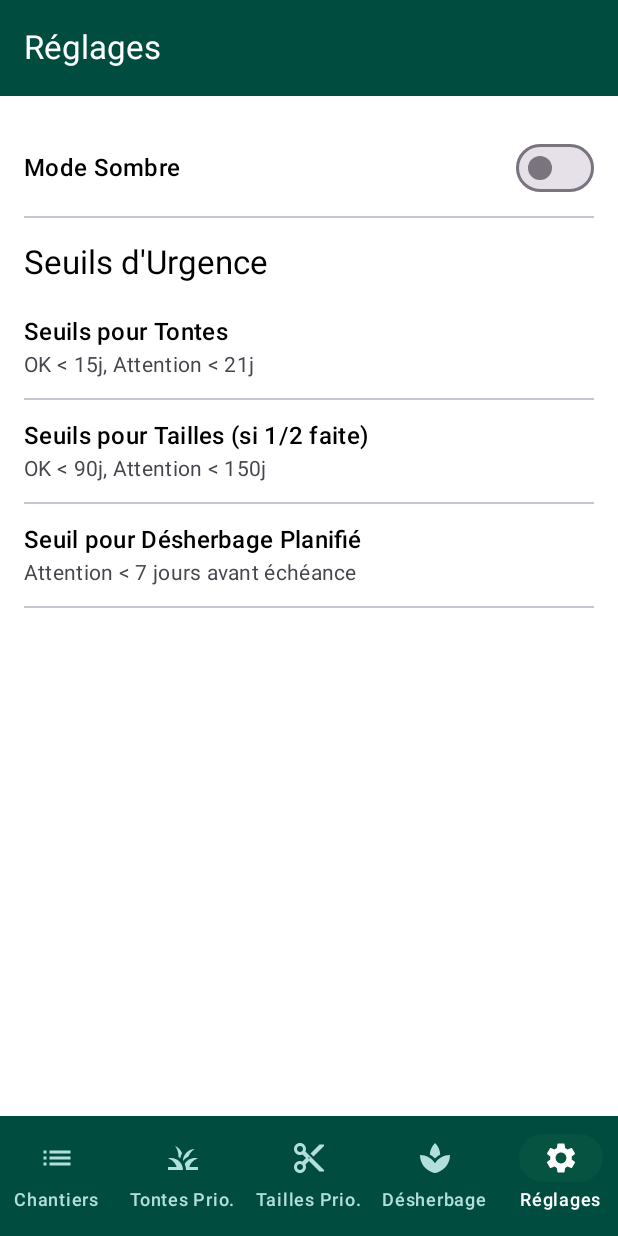
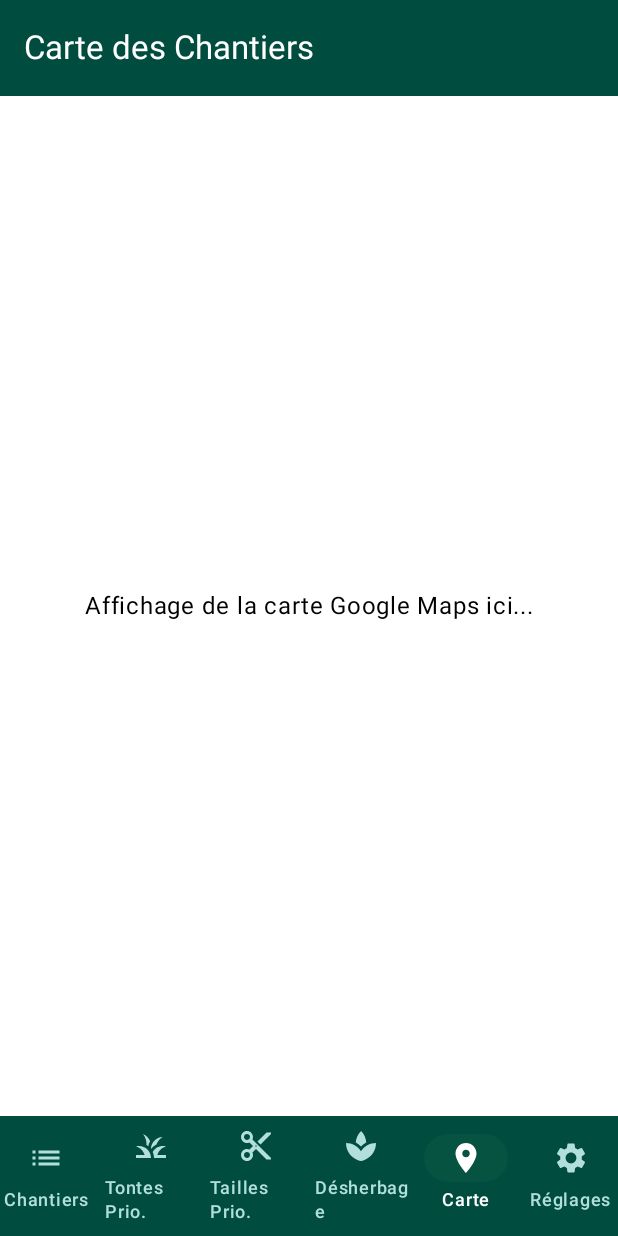
Before and after one commit to Bumker960/Paysagiste, an Android app built with Jetpack Compose: the screen it shows after launch (MainActivity), item 5 of the bottom bar chosen, on a phone screen of 412 x 824 dp. Run offline under Robolectric (Android 15) with nearby library versions, the phone set to English and light mode, and no system bars; our stand-ins replace Room's generated code.

Commit message:
ajout de la carte google map

```diff
--- a/app/src/main/java/com/example/suivichantierspaysagiste/AppDatabase.kt
+++ b/app/src/main/java/com/example/suivichantierspaysagiste/AppDatabase.kt
@@ -8,8 +8,8 @@ import androidx.room.TypeConverters
 import androidx.room.migration.Migration
 import androidx.sqlite.db.SupportSQLiteDatabase
 
-// VERSION INCLEMENTÉE à 5 pour la nouvelle migration
-@Database(entities = [Chantier::class, Intervention::class, DesherbagePlanifie::class], version = 5, exportSchema = false)
+// VERSION INCLEMENTÉE à 6 pour la nouvelle migration
+@Database(entities = [Chantier::class, Intervention::class, DesherbagePlanifie::class], version = 6, exportSchema = false)
 @TypeConverters(Converters::class)
 abstract class AppDatabase : RoomDatabase() {
 
@@ -21,7 +21,7 @@ abstract class AppDatabase : RoomDatabase() {
         @Volatile
         private var INSTANCE: AppDatabase? = null
 
-        // Migration existante de 2 à 3 (pour DesherbagePlanifie et serviceDesherbageActive)
+        // Migration existante de 2 à 3
         val MIGRATION_2_3 = object : Migration(2, 3) {
             override fun migrate(db: SupportSQLiteDatabase) {
                 db.execSQL("""
@@ -39,7 +39,7 @@ abstract class AppDatabase : RoomDatabase() {
             }
         }
 
-        // Migration existante de la version 3 à 4 pour ajouter les colonnes exporteAgenda
+        // Migration existante de la version 3 à 4
         val MIGRATION_3_4 = object : Migration(3, 4) {
             override fun migrate(db: SupportSQLiteDatabase) {
                 db.execSQL("ALTER TABLE `interventions` ADD COLUMN `exporteAgenda` INTEGER NOT NULL DEFAULT 0")
@@ -47,23 +47,25 @@ abstract class AppDatabase : RoomDatabase() {
             }
         }
 
-        // NOUVELLE migration de la version 4 à 5 pour ajouter les champs de chronométrage à Intervention
+        // Migration existante de la version 4 à 5
         val MIGRATION_4_5 = object : Migration(4, 5) {
             override fun migrate(db: SupportSQLiteDatabase) {
-                // Ajouter les nouvelles colonnes à la table interventions
-                // On rend heureDebut nullable pour le moment, car dateIntervention existe déjà.
-                // On pourrait envisager de copier dateIntervention vers heureDebut pour les anciennes données
-                // mais pour l'instant, on les ajoute comme nullables et on gère la logique dans le code.
-                db.execSQL("ALTER TABLE `interventions` ADD COLUMN `heureDebut` INTEGER") // Nullable, car dateIntervention existe
-                db.execSQL("ALTER TABLE `interventions` ADD COLUMN `heureFin` INTEGER") // Nullable
-                db.execSQL("ALTER TABLE `interventions` ADD COLUMN `dureeEffective` INTEGER") // Nullable, en millisecondes
+                db.execSQL("ALTER TABLE `interventions` ADD COLUMN `heureDebut` INTEGER")
+                db.execSQL("ALTER TABLE `interventions` ADD COLUMN `heureFin` INTEGER")
+                db.execSQL("ALTER TABLE `interventions` ADD COLUMN `dureeEffective` INTEGER")
                 db.execSQL("ALTER TABLE `interventions` ADD COLUMN `statutIntervention` TEXT NOT NULL DEFAULT '${InterventionStatus.COMPLETED.name}'")
+                // Mise à jour de heureDebut pour les anciennes interventions
+                db.execSQL("UPDATE `interventions` SET `heureDebut` = `dateIntervention` WHERE `heureDebut` IS NULL")
+            }
+        }
 
-                // Potentiellement, mettre à jour heureDebut pour les anciennes interventions
-                // en utilisant la valeur de dateIntervention existante.
-                // Cela assure que heureDebut n'est pas null pour les anciennes données si on décide de le rendre non-nullable plus tard
-                // ou pour simplifier les requêtes.
-                db.execSQL("UPDATE `interventions` SET `heureDebut` = `dateIntervention` WHERE `heureDebut` IS NULL")
+        // NOUVELLE migration de la version 5 à 6 pour ajouter latitude et longitude à Chantiers
+        val MIGRATION_5_6 = object : Migration(5, 6) {
+            override fun migrate(db: SupportSQLiteDatabase) {
+                // Ajoute la colonne latitude à la table chantiers. REAL est utilisé pour les Double en SQLite.
+                db.execSQL("ALTER TABLE `chantiers` ADD COLUMN `latitude` REAL")
+                // Ajoute la colonne longitude à la table chantiers.
+                db.execSQL("ALTER TABLE `chantiers` ADD COLUMN `longitude` REAL")
             }
         }
 
@@ -75,8 +77,12 @@ abstract class AppDatabase : RoomDatabase() {
                     AppDatabase::class.java,
                     "suivi_chantiers_database"
                 )
-                    .addMigrations(MIGRATION_2_3, MIGRATION_3_4, MIGRATION_4_5) // Ajout de la nouvelle migration
-                    .fallbackToDestructiveMigrationFrom(1) // Gère les versions antérieures à la première migration définie (ici, < 2)
+                    // Ajout de la nouvelle migration MIGRATION_5_6 à la liste
+                    .addMigrations(MIGRATION_2_3, MIGRATION_3_4, MIGRATION_4_5, MIGRATION_5_6)
+                    // Gère les versions antérieures à la première migration définie (ici, < 2)
+                    // Si une version < 2 est détectée, la base de données sera détruite et reconstruite.
+                    // Soyez prudent avec cette option en production si des données importantes existent déjà.
+                    .fallbackToDestructiveMigrationFrom(1)
                     .build()
                 INSTANCE = instance
                 instance
--- a/app/src/main/java/com/example/suivichantierspaysagiste/Chantier.kt
+++ b/app/src/main/java/com/example/suivichantierspaysagiste/Chantier.kt
@@ -11,5 +11,7 @@ data class Chantier(
     var adresse: String? = null, // L'adresse est optionnelle
     var serviceTonteActive: Boolean = true,
     var serviceTailleActive: Boolean = true,
-    var serviceDesherbageActive: Boolean = true // NOUVEAU: Service de désherbage
+    var serviceDesherbageActive: Boolean = true, // Service de désherbage existant
+    var latitude: Double? = null, // NOUVEAU CHAMP pour la latitude
+    var longitude: Double? = null // NOUVEAU CHAMP pour la longitude
 )
--- a/app/src/main/java/com/example/suivichantierspaysagiste/MainActivity.kt
+++ b/app/src/main/java/com/example/suivichantierspaysagiste/MainActivity.kt
@@ -17,8 +17,9 @@ import androidx.compose.material.icons.Icons
 import androidx.compose.material.icons.filled.List
 import androidx.compose.material.icons.filled.Grass // Tonte
 import androidx.compose.material.icons.filled.ContentCut // Taille
-import androidx.compose.material.icons.filled.Spa // Icône pour Désherbage (alternative: Eco, Nature, Yard)
+import androidx.compose.material.icons.filled.Spa // Icône pour Désherbage
 import androidx.compose.material.icons.filled.Settings
+import androidx.compose.material.icons.filled.LocationOn // NOUVELLE ICÔNE POUR LA CARTE
 import androidx.compose.material3.ExperimentalMaterial3Api
 import androidx.compose.material3.Icon
 import androidx.compose.material3.MaterialTheme
@@ -54,17 +55,18 @@ sealed class BottomNavItem(val route: String, val label: String, val icon: Image
     object TontesPrio : BottomNavItem(ScreenDestinations.TONTES_PRIORITAIRES_ROUTE, "Tontes Prio.", Icons.Filled.Grass)
     object TaillesPrio : BottomNavItem(ScreenDestinations.TAILLES_PRIORITAIRES_ROUTE, "Tailles Prio.", Icons.Filled.ContentCut)
     object DesherbagesPrio : BottomNavItem(ScreenDestinations.DESHERBAGES_PRIORITAIRES_ROUTE, "Désherbage", Icons.Filled.Spa)
+    object Carte : BottomNavItem(ScreenDestinations.MAP_ROUTE, "Carte", Icons.Filled.LocationOn) // NOUVEL ITEM POUR LA CARTE
     object Reglages : BottomNavItem(ScreenDestinations.SETTINGS_ROUTE, "Réglages", Icons.Filled.Settings)
 }
 
 // Définition de nos couleurs modernes
-object ModernColors {
+object ModernColors { // Cet objet était déjà défini, je le garde tel quel
     val barBackground = Color(0xFF004D40)
     val selectedContent = Color.White
     val unselectedContent = Color(0xFFB2DFDB)
 }
 
-// Définition des schémas de couleurs
+// Définition des schémas de couleurs (existants)
 private val DarkColorScheme = darkColorScheme(
     primary = Color(0xFF558B2F),
     secondary = Color(0xFF8BC34A),
@@ -76,7 +78,7 @@ private val DarkColorScheme = darkColorScheme(
     onTertiary = Color.Black,
     onBackground = Color.White,
     onSurface = Color.White,
-    primaryContainer = ModernColors.barBackground, // Utilisé pour la carte du chrono
+    primaryContainer = ModernColors.barBackground,
     onPrimaryContainer = ModernColors.selectedContent
 )
 
@@ -91,7 +93,7 @@ private val LightColorScheme = lightColorScheme(
     onTertiary = Color.Black,
     onBackground = Color.Black,
     onSurface = Color.Black,
-    primaryContainer = ModernColors.barBackground, // Utilisé pour la carte du chrono
+    primaryContainer = ModernColors.barBackground,
     onPrimaryContainer = ModernColors.selectedContent
 )
 
@@ -108,30 +110,24 @@ class MainActivity : ComponentActivity() {
         SettingsViewModelFactory(application)
     }
 
-    // Lanceur pour la permission de notification
     private val requestPermissionLauncher =
         registerForActivityResult(ActivityResultContracts.RequestPermission()) { isGranted: Boolean ->
             if (isGranted) {
                 // La permission est accordée.
             } else {
                 // L'utilisateur a refusé la permission.
-                // Vous pouvez afficher un message expliquant pourquoi la permission est nécessaire.
             }
         }
 
     private fun askNotificationPermission() {
-        if (Build.VERSION.SDK_INT >= Build.VERSION_CODES.TIRAMISU) { // Android 13+
+        if (Build.VERSION.SDK_INT >= Build.VERSION_CODES.TIRAMISU) {
             if (ContextCompat.checkSelfPermission(this, Manifest.permission.POST_NOTIFICATIONS) ==
                 PackageManager.PERMISSION_GRANTED
             ) {
                 // La permission est déjà accordée
             } else if (shouldShowRequestPermissionRationale(Manifest.permission.POST_NOTIFICATIONS)) {
-                // Afficher une UI expliquant pourquoi la permission est utile
-                // puis appeler requestPermissionLauncher.launch(...)
-                // Pour l'instant, on demande directement :
                 requestPermissionLauncher.launch(Manifest.permission.POST_NOTIFICATIONS)
             } else {
-                // Demander directement la permission
                 requestPermissionLauncher.launch(Manifest.permission.POST_NOTIFICATIONS)
             }
         }
@@ -141,7 +137,7 @@ class MainActivity : ComponentActivity() {
     override fun onCreate(savedInstanceState: Bundle?) {
         super.onCreate(savedInstanceState)
         createNotificationChannelForChronoService(this)
-        askNotificationPermission() // Demander la permission au démarrage
+        askNotificationPermission()
 
         setContent {
             val useDarkTheme by settingsViewModel.isDarkModeEnabled.collectAsStateWithLifecycle()
@@ -158,6 +154,7 @@ class MainActivity : ComponentActivity() {
                 AppNavigation(
                     chantierViewModel = chantierViewModel,
                     settingsViewModel = settingsViewModel
+                    // Le MapViewModel sera ajouté plus tard si nécessaire, ou ses fonctions intégrées au ChantierViewModel
                 )
             }
         }
@@ -167,7 +164,7 @@ class MainActivity : ComponentActivity() {
         if (Build.VERSION.SDK_INT >= Build.VERSION_CODES.O) {
             val name = "Chronomètre Service Channel"
             val descriptionText = "Affiche le chronomètre en cours pour une intervention"
-            val importance = NotificationManager.IMPORTANCE_LOW // LOW pour ne pas être trop intrusif
+            val importance = NotificationManager.IMPORTANCE_LOW
             val channel = NotificationChannel(ChronomailleurService.NOTIFICATION_CHANNEL_ID, name, importance).apply {
                 description = descriptionText
                 setSound(null, null)
@@ -185,28 +182,22 @@ class MainActivity : ComponentActivity() {
 fun AppNavigation(
     chantierViewModel: ChantierViewModel,
     settingsViewModel: SettingsViewModel
+    // mapViewModel: MapViewModel // Sera ajouté plus tard si on crée un ViewModel dédié pour la carte
 ) {
     val navController: NavHostController = rememberNavController()
-    val context = LocalContext.current // Pour demander la permission
+    val context = LocalContext.current
 
-    // Demander la permission de notification si ce n'est pas déjà fait
-    // (Bien que ce soit mieux dans onCreate de l'Activity pour un seul appel)
     LaunchedEffect(Unit) {
-        if (Build.VERSION.SDK_INT >= Build.VERSION_CODES.TIRAMISU) {
-            if (ContextCompat.checkSelfPermission(context, Manifest.permission.POST_NOTIFICATIONS) != PackageManager.PERMISSION_GRANTED) {
-                // La logique de demande de permission est dans MainActivity.onCreate maintenant.
-                // On pourrait ajouter un rappel ici si l'utilisateur navigue vers un écran qui en a besoin
-                // et qu'elle n'a pas été accordée.
-            }
-        }
+        // La logique de demande de permission est gérée dans onCreate de MainActivity
     }
 
-
+    // MISE À JOUR de la liste pour inclure l'onglet Carte
     val bottomNavItems = listOf(
         BottomNavItem.Chantiers,
         BottomNavItem.TontesPrio,
         BottomNavItem.TaillesPrio,
         BottomNavItem.DesherbagesPrio,
+        BottomNavItem.Carte, // AJOUT DE L'ONGLET CARTE ICI
         BottomNavItem.Reglages
     )
 
@@ -227,26 +218,27 @@ fun AppNavigation(
                         selected = isSelected,
                         onClick = {
                             val targetRoute = screen.route
+                            // La logique de navigation existante est conservée, elle devrait bien gérer le nouvel onglet.
+                            if (currentDestination?.route != targetRoute) {
+                                navController.navigate(targetRoute) {
+                                    popUpTo(navController.graph.findStartDestination().id) {
+                                        // Pour l'onglet Chantiers, on veut pouvoir revenir à la liste depuis un détail
+                                        // Pour les autres, on sauvegarde l'état.
+                                        saveState = targetRoute != ScreenDestinations.CHANTIER_LIST_ROUTE
+                                        // Si on va vers la liste des chantiers et qu'on n'y est pas déjà (ou sur un détail),
+                                        // on pop jusqu'au début en incluant la destination actuelle si on était sur un détail.
+                                        inclusive = targetRoute == ScreenDestinations.CHANTIER_LIST_ROUTE && currentDestination?.route?.startsWith(ScreenDestinations.CHANTIER_DETAIL_ROUTE_PREFIX) == true
+                                    }
+                                    launchSingleTop = true
+                                    restoreState = targetRoute != ScreenDestinations.CHANTIER_LIST_ROUTE
+                                }
+                            } else if (targetRoute == ScreenDestinations.CHANTIER_LIST_ROUTE && currentDestination?.route?.startsWith(ScreenDestinations.CHANTIER_DETAIL_ROUTE_PREFIX) == true) {
+                                // Si on est sur un détail et qu'on clique sur l'onglet Chantiers, on revient à la liste
+                                navController.popBackStack(ScreenDestinations.CHANTIER_LIST_ROUTE, inclusive = false)
+                            }
+                            // Si on clique sur l'onglet Chantiers et qu'on est déjà sur la liste des chantiers, on s'assure de vider le chantierId sélectionné
                             if (targetRoute == ScreenDestinations.CHANTIER_LIST_ROUTE) {
                                 chantierViewModel.clearSelectedChantierId()
-                                if (currentDestination?.route != ScreenDestinations.CHANTIER_LIST_ROUTE || currentDestination?.route?.startsWith(ScreenDestinations.CHANTIER_DETAIL_ROUTE_PREFIX) == true) {
-                                    navController.navigate(targetRoute) {
-                                        popUpTo(navController.graph.findStartDestination().id) {
-                                            inclusive = true
-                                        }
-                                        launchSingleTop = true
-                                    }
-                                }
-                            } else {
-                                if (currentDestination?.route != targetRoute) {
-                                    navController.navigate(targetRoute) {
-                                        popUpTo(navController.graph.findStartDestination().id) {
-                                            saveState = true
-                                        }
-                                        launchSingleTop = true
-                                        restoreState = true
-                                    }
-                                }
                             }
                         },
                         colors = NavigationBarItemDefaults.colors(
@@ -254,7 +246,7 @@ fun AppNavigation(
                             selectedTextColor = ModernColors.selectedContent,
                             unselectedIconColor = ModernColors.unselectedContent,
                             unselectedTextColor = ModernColors.unselectedContent,
-                            indicatorColor = MaterialTheme.colorScheme.primary.copy(alpha = 0.1f)
+                            indicatorColor = MaterialTheme.colorScheme.primary.copy(alpha = 0.1f) // Couleur de l'indicateur
                         )
                     )
                 }
@@ -281,7 +273,7 @@ fun AppNavigation(
                         navController = navController
                     )
                 } else {
-                    Text("Erreur: Chantier ID manquant") // Devrait être géré plus élégamment
+                    Text("Erreur: Chantier ID manquant")
                 }
             }
             composable(ScreenDestinations.TONTES_PRIORITAIRES_ROUTE) {
@@ -299,6 +291,13 @@ fun AppNavigation(
                     navController = navController
                 )
             }
+            // NOUVELLE DESTINATION POUR L'ÉCRAN CARTE
+            composable(route = ScreenDestinations.MAP_ROUTE) {
+                // Pour l'instant, un placeholder. Nous créerons MapScreen.kt ensuite.
+                // MapScreen(chantierViewModel = chantierViewModel /*, mapViewModel = mapViewModel */)
+                // Temporairement :
+                MapScreen(/*chantierViewModel = chantierViewModel*/) // Décommentez le ViewModel si/quand nécessaire
+            }
         }
     }
 }
--- /dev/null
+++ b/app/src/main/java/com/example/suivichantierspaysagiste/MapScreen.kt
@@ -0,0 +1,55 @@
+package com.example.suivichantierspaysagiste
+
+import androidx.compose.foundation.layout.Box
+import androidx.compose.foundation.layout.fillMaxSize
+import androidx.compose.foundation.layout.padding
+import androidx.compose.material3.ExperimentalMaterial3Api
+import androidx.compose.material3.Scaffold
+import androidx.compose.material3.Text
+import androidx.compose.material3.TopAppBar
+import androidx.compose.material3.TopAppBarDefaults
+import androidx.compose.runtime.Composable
+import androidx.compose.ui.Alignment
+import androidx.compose.ui.Modifier
+import androidx.compose.ui.graphics.Color
+import androidx.compose.ui.unit.dp
+// Potentiellement, vous aurez besoin du ChantierViewModel ici plus tard
+// import androidx.lifecycle.viewmodel.compose.viewModel
+
+@OptIn(ExperimentalMaterial3Api::class)
+@Composable
+fun MapScreen(
+    // chantierViewModel: ChantierViewModel = viewModel(factory = ChantierViewModelFactory(LocalContext.current.applicationContext as Application, (LocalContext.current.applicationContext as MonApplicationChantiers).chantierRepository))
+    // Pour l'instant, nous n'utilisons pas de ViewModel directement ici, mais il sera probablement nécessaire.
+) {
+    Scaffold(
+        topBar = {
+            TopAppBar(
+                title = { Text("Carte des Chantiers") },
+                colors = TopAppBarDefaults.topAppBarColors(
+                    containerColor = ModernColors.barBackground, // Utilisation des couleurs ModernColors de MainActivity
+                    titleContentColor = ModernColors.selectedContent
+                )
+            )
+        }
+    ) { innerPadding ->
+        Box(
+            modifier = Modifier
+                .padding(innerPadding)
+                .fillMaxSize()
+                .padding(16.dp), // Ajout d'un padding pour le contenu si nécessaire
+            contentAlignment = Alignment.Center
+        ) {
+            // Ce Text est un placeholder. Il sera remplacé par le Composable GoogleMap.
+            Text("Affichage de la carte Google Maps ici...")
+            // Plus tard, nous ajouterons ici :
+            // val cameraPositionState = rememberCameraPositionState {
+            //     position = CameraPosition.fromLatLngZoom(LatLng(46.2276, 2.2137), 5f) // Centre sur la France
+            // }
+            // GoogleMap(
+            //     modifier = Modifier.fillMaxSize(),
+            //     cameraPositionState = cameraPositionState
+            // )
+        }
+    }
+}
--- a/app/src/main/java/com/example/suivichantierspaysagiste/Navigation.kt
+++ b/app/src/main/java/com/example/suivichantierspaysagiste/Navigation.kt
@@ -1,4 +1,7 @@
 package com.example.suivichantierspaysagiste
+
+import androidx.compose.material.icons.Icons
+import androidx.compose.material.icons.filled.LocationOn // Icône pour la carte
 
 // Objet pour centraliser les définitions de nos routes
 object ScreenDestinations {
@@ -11,6 +14,7 @@ object ScreenDestinations {
 
     const val TONTES_PRIORITAIRES_ROUTE = "tontes_prioritaires"
     const val TAILLES_PRIORITAIRES_ROUTE = "tailles_prioritaires"
-    const val DESHERBAGES_PRIORITAIRES_ROUTE = "desherbages_prioritaires" // NOUVELLE ROUTE
+    const val DESHERBAGES_PRIORITAIRES_ROUTE = "desherbages_prioritaires"
     const val SETTINGS_ROUTE = "settings"
+    const val MAP_ROUTE = "map" // NOUVELLE ROUTE POUR L'ÉCRAN CARTE
 }
--- a/gradle/libs.versions.toml
+++ b/gradle/libs.versions.toml
@@ -10,6 +10,9 @@ lifecycle = "2.8.7"
 activityCompose = "1.9.3"
 composeBom = "2024.04.01"
 navigationCompose = "2.9.0"
+playServicesMaps = "18.2.0" # Ou la dernière version stable
+mapsCompose = "4.3.3"      # Ou la dernière version stable pour maps-compose
+playServicesLocation = "21.2.0" # Ou la dernière version stable
 
 [libraries]
 androidx-core-ktx = { group = "androidx.core", name = "core-ktx", version.ref = "coreKtx" }
@@ -28,6 +31,9 @@ androidx-ui-test-junit4 = { group = "androidx.compose.ui", name = "ui-test-junit
 androidx-material3 = { group = "androidx.compose.material3", name = "material3" }
 androidx-lifecycle-runtime-compose = { group = "androidx.lifecycle", name = "lifecycle-runtime-compose", version.ref = "lifecycle" }
 androidx-navigation-compose = { group = "androidx.navigation", name = "navigation-compose", version.ref = "navigationCompose" }
+google-maps-sdk = { group = "com.google.android.gms", name = "play-services-maps", version.ref = "playServicesMaps" }
+google-maps-compose = { group = "com.google.maps.android", name = "maps-compose", version.ref = "mapsCompose" }
+google-location-services = { group = "com.google.android.gms", name = "play-services-location", version.ref = "playServicesLocation" }
 
 [plugins]
 android-application = { id = "com.android.application", version.ref = "agp" }
```
Also changed, not shown: app/build.gradle.kts (+18 -20 lines), app/src/main/AndroidManifest.xml (+10 -5 lines).
